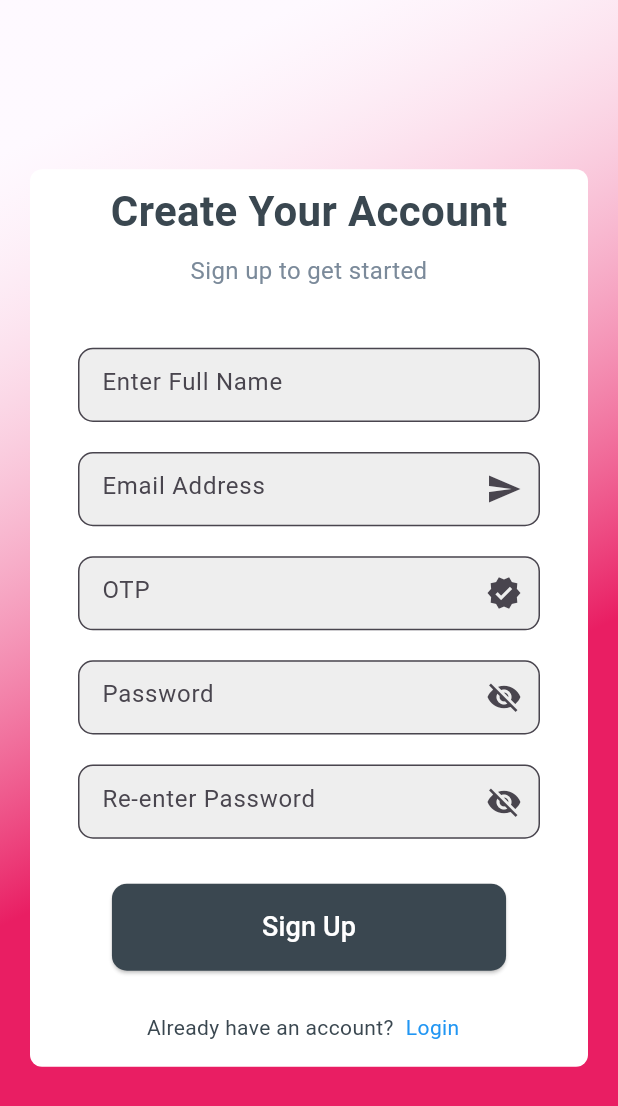
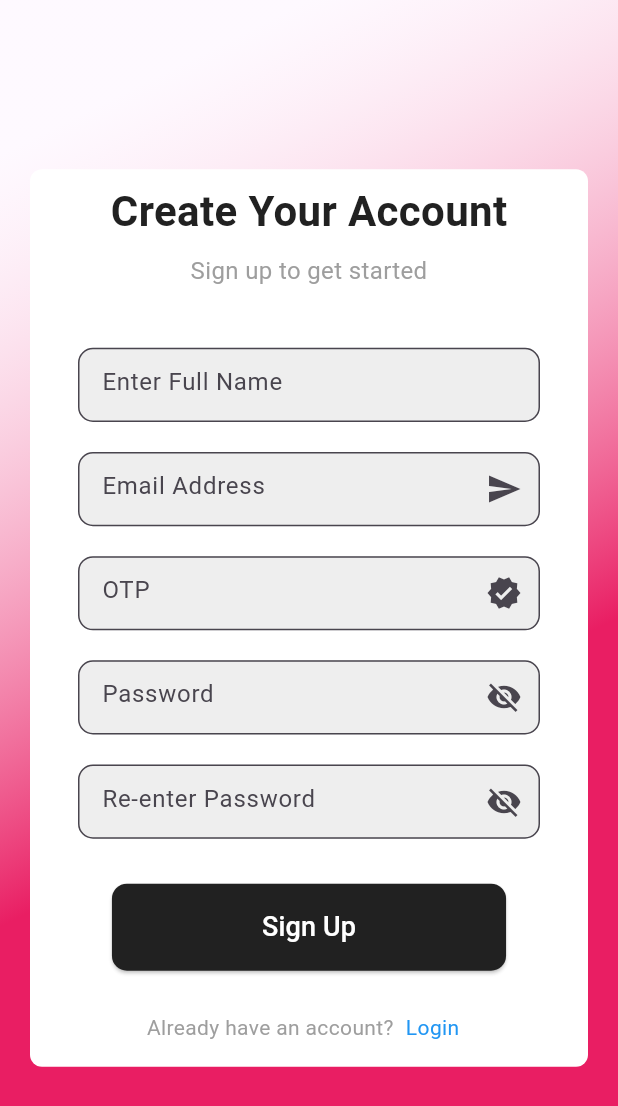
Before and after one commit to prajwalgajbhiye/Email-Authentication, a Flutter app: the screen it shows after launch, after a tap on "Sign Up", on a phone screen of 412 x 824 dp. Shown: the top 1106 px of the screen. Run offline on Flutter 3.47's test engine with Material 3 defaults, Android fonts, the phone set to English and light mode, and no system bars; our stand-ins replace cloud_firestore, firebase_auth, firebase_core; missing offline and left inert: mailer; accounts and stored records are empty.

Commit message:
second commit

```diff
--- a/lib/colors.dart
+++ b/lib/colors.dart
@@ -1,14 +1,14 @@
-import 'package:flutter/material.dart';
-Color backgroundColor1 = const Color(0xffE9EAF7);
-Color backgroundColor2 = const Color(0xffF4EEF2);
-Color backgroundColor3 = const Color(0xffEBEBF2);
-Color backgroundColor4 = const Color(0xffE3EDF5);
-Color primaryColor = const Color(0xffD897FD);
-Color textColor1 = const Color(0xff353047);
-Color textColor2 = const Color(0xff6F6B7A);
-Color buttonColor = const Color(0xffFD6B68);
-Color textFieldColor = const Color(0xFF3A4750);
-Color loginButtonColor = const Color(0xFF3A4750);
-Color labelColor = const Color(0xFF7B8A9A);
-Color backgroundColor = const Color(0xFFEEF1F6);
-String googleimage = 'images/google.png';
+// import 'package:flutter/material.dart';
+// Color backgroundColor1 = const Color(0xffE9EAF7);
+// Color backgroundColor2 = const Color(0xffF4EEF2);
+// Color backgroundColor3 = const Color(0xffEBEBF2);
+// Color backgroundColor4 = const Color(0xffE3EDF5);
+// Color primaryColor = const Color(0xffD897FD);
+// Color textColor1 = const Color(0xff353047);
+// Color textColor2 = const Color(0xff6F6B7A);
+// Color buttonColor = const Color(0xffFD6B68);
+// Color textFieldColor = const Color(0xFF3A4750);
+// Color loginButtonColor = const Color(0xFF3A4750);
+// Color labelColor = const Color(0xFF7B8A9A);
+// Color backgroundColor = const Color(0xFFEEF1F6);
+// String googleimage = 'images/google.png';
--- a/lib/home_page.dart
+++ b/lib/home_page.dart
@@ -14,9 +14,9 @@ class HomePage extends StatelessWidget {
         decoration: BoxDecoration(
           gradient: LinearGradient(
             colors: [
-              backgroundColor1,
-              backgroundColor2,
-              backgroundColor4,
+              Colors.grey,
+              Colors.grey.shade300,
+              Colors.grey.shade600,
             ],
             begin: Alignment.topLeft,
             end: Alignment.bottomRight,
--- a/lib/page/student_sign_in.dart
+++ b/lib/page/student_sign_in.dart
@@ -48,7 +48,6 @@ class _StudentSignInState extends State<StudentSignIn> {
   @override
   Widget build(BuildContext context) {
     return Scaffold(
-      backgroundColor: backgroundColor,
       body: SingleChildScrollView(
         // create a gradient background
         child: Container(
@@ -112,7 +111,7 @@ class _StudentSignInState extends State<StudentSignIn> {
                       onPressed: _login,
                       style: ElevatedButton.styleFrom(
                         foregroundColor: Colors.white,
-                        backgroundColor: loginButtonColor,
+                        backgroundColor: Colors.grey.shade900,
                         padding: const EdgeInsets.symmetric(
                             vertical: 16, horizontal: 120),
                         shape: RoundedRectangleBorder(
@@ -146,7 +145,7 @@ class _StudentSignInState extends State<StudentSignIn> {
                           "  Or continue with   ",
                           style: TextStyle(
                             fontWeight: FontWeight.bold,
-                            color: textColor2,
+                            color: Colors.grey.shade700,
                             fontSize: 16,
                           ),
                         ),
@@ -172,7 +171,7 @@ class _StudentSignInState extends State<StudentSignIn> {
                           child: Text(
                             "Forgot your password?",
                             style: TextStyle(
-                                color: textFieldColor, fontSize: 14),
+                                color: Colors.grey.shade500, fontSize: 14),
                           ),
                         ),
                         GestureDetector(
--- a/lib/page/student_sign_up.dart
+++ b/lib/page/student_sign_up.dart
@@ -118,7 +118,7 @@ class _StudentSignUpState extends State<StudentSignUp> {
                   Text(
                     "Create Your Account",
                     style: TextStyle(
-                      color: loginButtonColor,
+                      color: Colors.grey.shade900,
                       fontSize: 28,
                       fontWeight: FontWeight.bold,
                     ),
@@ -127,7 +127,7 @@ class _StudentSignUpState extends State<StudentSignUp> {
                   Text(
                     "Sign up to get started",
                     textAlign: TextAlign.center,
-                    style: TextStyle(color: labelColor, fontSize: 16),
+                    style: TextStyle(color: Colors.grey, fontSize: 16),
                   ),
                   const SizedBox(height: 40),
                   SizedBox(
@@ -210,7 +210,7 @@ class _StudentSignUpState extends State<StudentSignUp> {
                     onPressed: _isLoadingSignUp ? null : _signUp,
                     style: ElevatedButton.styleFrom(
                       foregroundColor: Colors.white,
-                      backgroundColor: loginButtonColor,
+                      backgroundColor: Colors.grey.shade900,
                       padding: const EdgeInsets.symmetric(
                           vertical: 16, horizontal: 100),
                       shape: RoundedRectangleBorder(
@@ -228,7 +228,7 @@ class _StudentSignUpState extends State<StudentSignUp> {
                     children: [
                       Text(
                         "Already have an account?",
-                        style: TextStyle(color: textFieldColor, fontSize: 14),
+                        style: TextStyle(color: Colors.grey.shade500, fontSize: 14),
                       ),
                       GestureDetector(
                         onTap: () => Navigator.pop(context),
```
Also changed, not shown: lib/page/forgot_password_screen.dart (+4 -5 lines).
